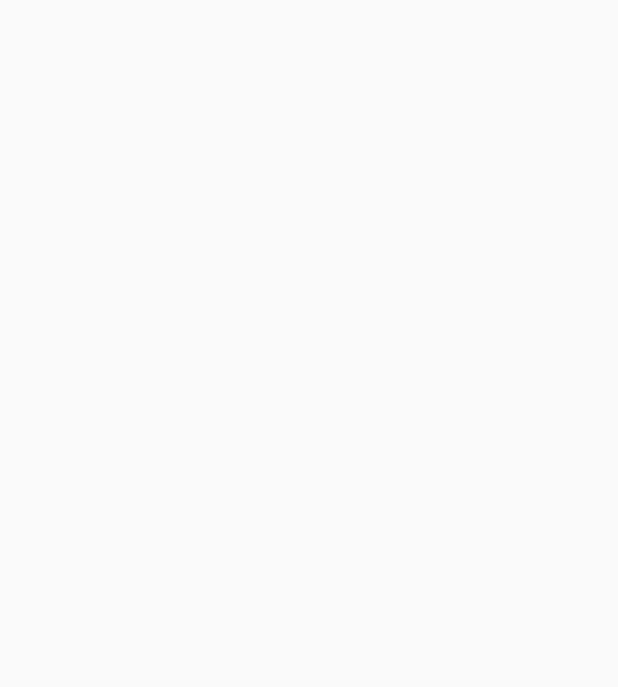
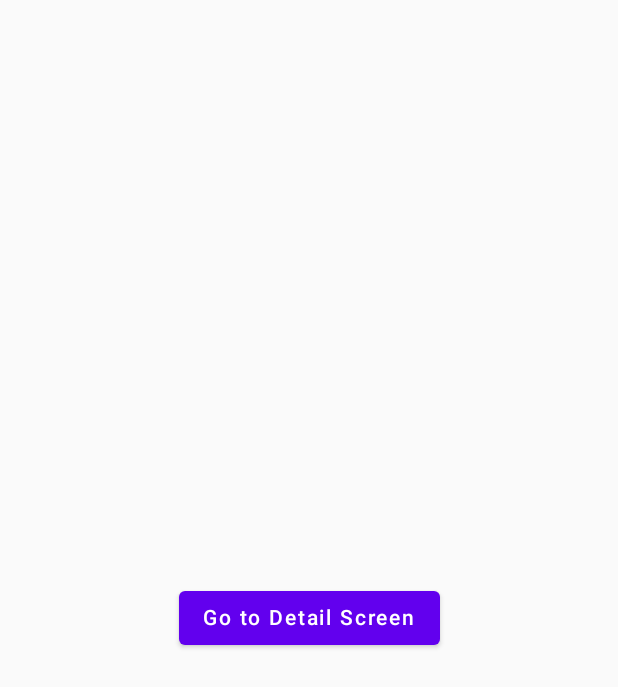
Before and after one commit to Dev-Alvine/Screen_Navigation, an Android app built with Jetpack Compose: the screen it shows after launch (MainActivity), on a phone screen of 412 x 824 dp. Before the commit the part shown is empty. Shown: the top 687 px of the screen. Run offline under Robolectric (Android 15) with nearby library versions, the phone set to English and light mode, and no system bars.

Commit message:
Navigation_Screens

```diff
--- a/app/build.gradle
+++ b/app/build.gradle
@@ -60,4 +60,8 @@ dependencies {
     androidTestImplementation "androidx.compose.ui:ui-test-junit4:$compose_ui_version"
     debugImplementation "androidx.compose.ui:ui-tooling:$compose_ui_version"
     debugImplementation "androidx.compose.ui:ui-test-manifest:$compose_ui_version"
+
+    def nav_version = "2.5.3"
+
+    implementation "androidx.navigation:navigation-compose:$nav_version"
 }
--- a/app/src/main/java/com/joelkanyi/composenavigation_assignment/MainActivity.kt
+++ b/app/src/main/java/com/joelkanyi/composenavigation_assignment/MainActivity.kt
@@ -3,14 +3,18 @@ package com.joelkanyi.composenavigation_assignment
 import android.os.Bundle
 import androidx.activity.ComponentActivity
 import androidx.activity.compose.setContent
+import androidx.navigation.compose.rememberNavController
+import com.joelkanyi.composenavigation_assignment.navigation.NavGraph
 import com.joelkanyi.composenavigation_assignment.ui.theme.ComposeNavigationAssignmentTheme
 
 class MainActivity : ComponentActivity() {
     override fun onCreate(savedInstanceState: Bundle?) {
         super.onCreate(savedInstanceState)
         setContent {
+            val navController= rememberNavController()
             ComposeNavigationAssignmentTheme {
 
+                NavGraph(navController = navController)
             }
         }
     }
--- /dev/null
+++ b/app/src/main/java/com/joelkanyi/composenavigation_assignment/Screen/Home_Screen.kt
@@ -0,0 +1,29 @@
+package com.joelkanyi.composenavigation_assignment.Screen
+
+import androidx.compose.foundation.layout.Box
+import androidx.compose.foundation.layout.fillMaxSize
+import androidx.compose.material.Button
+import androidx.compose.material.Text
+import androidx.compose.runtime.Composable
+import androidx.compose.ui.Alignment
+import androidx.compose.ui.Modifier
+import androidx.navigation.NavController
+import com.joelkanyi.composenavigation_assignment.navigation.Screen
+
+
+@Composable
+fun Home_Screen(
+    navController: NavController,
+) {
+    Box(
+        Modifier.fillMaxSize(),
+        contentAlignment = Alignment.Center
+    ) {
+        Button(
+            onClick = {
+                navController.navigate(Screen.ScreenB.route)
+            }) {
+            Text(text = "Go to Detail Screen")
+        }
+    }
+}
--- /dev/null
+++ b/app/src/main/java/com/joelkanyi/composenavigation_assignment/navigation/NavGraph.kt
@@ -0,0 +1,35 @@
+package com.joelkanyi.composenavigation_assignment.navigation
+
+import androidx.compose.runtime.Composable
+import androidx.navigation.NavHostController
+
+import androidx.navigation.compose.NavHost
+import androidx.navigation.compose.composable
+
+import com.joelkanyi.composenavigation_assignment.Screen.Detail_Screen
+import com.joelkanyi.composenavigation_assignment.Screen.Home_Screen
+import com.joelkanyi.composenavigation_assignment.Screen.Rating_Screen
+
+
+@Composable
+fun NavGraph(navController: NavHostController) {
+    NavHost(
+        navController = navController,
+        startDestination =Screen.ScreenA.route
+    ){
+
+        composable(route= Screen.ScreenA.route){
+            Home_Screen(navController = navController)
+        }
+
+        composable(route =Screen.ScreenB.route){
+            Detail_Screen(navController = navController)
+        }
+
+        composable(route= Screen.ScreenC.route)
+        {
+            Rating_Screen(navController = navController)
+        }
+    }
+
+}
--- /dev/null
+++ b/app/src/main/java/com/joelkanyi/composenavigation_assignment/navigation/Screens.kt
@@ -0,0 +1,9 @@
+package com.joelkanyi.composenavigation_assignment.navigation
+
+sealed class Screen(val route: String) {
+    object ScreenA : Screen(route = "Home_screen")
+    object ScreenB: Screen(route = "Detail_Screen")
+
+    object ScreenC: Screen(route = "Rating_Screen")
+
+    }
--- /dev/null
+++ b/app/src/main/res/drawable/ic_star.xml
@@ -0,0 +1,5 @@
+<vector android:height="24dp" android:tint="#815446"
+    android:viewportHeight="24" android:viewportWidth="24"
+    android:width="24dp" xmlns:android="http://schemas.android.com/apk/res/android">
+    <path android:fillColor="@android:color/white" android:pathData="M12,8.89L12.94,12h2.82l-2.27,1.62l0.93,3.01L12,14.79l-2.42,1.84l0.93,-3.01L8.24,12h2.82L12,8.89M12,2l-2.42,8H2l6.17,4.41L5.83,22L12,17.31L18.18,22l-2.35,-7.59L22,10h-7.58L12,2L12,2z"/>
+</vector>
--- /dev/null
+++ b/app/src/main/res/drawable/ic_star_border.xml
@@ -0,0 +1,5 @@
+<vector android:height="24dp" android:tint="#DACCC2"
+    android:viewportHeight="24" android:viewportWidth="24"
+    android:width="24dp" xmlns:android="http://schemas.android.com/apk/res/android">
+    <path android:fillColor="@android:color/white" android:pathData="M12,8.89L12.94,12h2.82l-2.27,1.62l0.93,3.01L12,14.79l-2.42,1.84l0.93,-3.01L8.24,12h2.82L12,8.89M12,2l-2.42,8H2l6.17,4.41L5.83,22L12,17.31L18.18,22l-2.35,-7.59L22,10h-7.58L12,2L12,2z"/>
+</vector>
--- a/build.gradle
+++ b/build.gradle
@@ -4,7 +4,7 @@ buildscript {
     }
 }// Top-level build file where you can add configuration options common to all sub-projects/modules.
 plugins {
-    id 'com.android.application' version '7.4.2' apply false
-    id 'com.android.library' version '7.4.2' apply false
+    id 'com.android.application' version '7.3.1' apply false
+    id 'com.android.library' version '7.3.1' apply false
     id 'org.jetbrains.kotlin.android' version '1.7.0' apply false
 }
```
Also changed, not shown: app/src/main/java/com/joelkanyi/composenavigation_assignment/Screen/Detail_Screen.kt (added, +69 -0 lines), app/src/main/java/com/joelkanyi/composenavigation_assignment/Screen/Rating_Screen.kt (added, +53 -0 lines).
